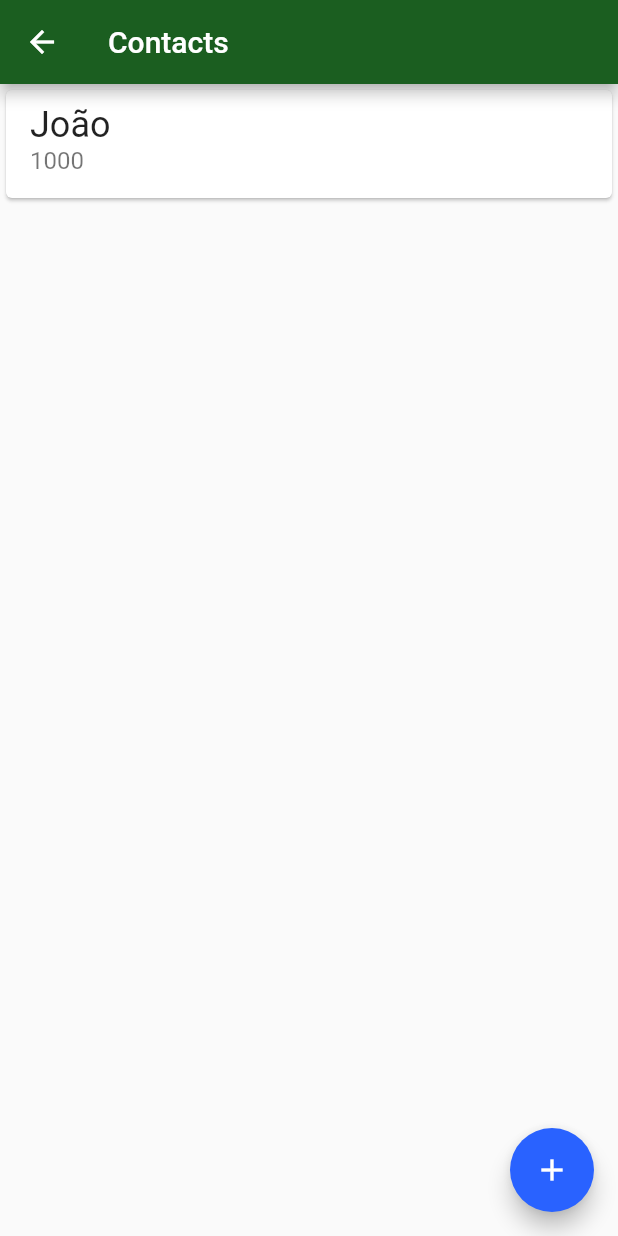
After one commit to joaomagioli/bytebank, a Flutter app: the screen it shows after launch, after a tap on "Contacts", on a phone screen of 412 x 824 dp. The commit adds this screen. Run offline on Flutter 3.47's test engine with Material 2 defaults, Android fonts, the phone set to English and light mode, and no system bars.

Commit message:
Adding contacts list to the project

```diff
--- a/lib/main.dart
+++ b/lib/main.dart
@@ -1,3 +1,4 @@
+import 'package:bytebank/screens/dashboard.dart';
 import 'package:flutter/material.dart';
 
 void main() {
@@ -20,42 +21,3 @@ class ByteBankApp extends StatelessWidget {
     );
   }
 }
-
-class Dashboard extends StatelessWidget {
-  @override
-  Widget build(BuildContext context) {
-    return Scaffold(
-      appBar: AppBar(
-        title: Text('Dashboard'),
-      ),
-      body: Column(
-        mainAxisAlignment: MainAxisAlignment.spaceBetween,
-        crossAxisAlignment: CrossAxisAlignment.start,
-        children: [
-          Padding(
-              padding: const EdgeInsets.all(8.0),
-              child:  Image.asset('images/bytebank_logo.png')
-          ),
-          Container(
-            padding: EdgeInsets.all(8.0),
-            height: 100,
-            width: 150,
-            color: Colors.green,
-            child: Column(
-              mainAxisAlignment: MainAxisAlignment.spaceBetween,
-              crossAxisAlignment: CrossAxisAlignment.start,
-              children: [
-                Icon(
-                  Icons.people,
-                  color: Colors.white,
-                  size: 24.0,
-                ),
-                Text('Contacts', style: TextStyle(color: Colors.white, fontSize: 16.0))
-              ],
-            ),
-          )
-        ],
-      ),
-    );
-  }
-}
--- /dev/null
+++ b/lib/screens/contacts_list.dart
@@ -0,0 +1,28 @@
+
+import 'package:flutter/material.dart';
+
+class ContactList extends StatelessWidget {
+
+  @override
+  Widget build(BuildContext context) {
+    return Scaffold(
+      appBar: AppBar(
+        title: Text('Contacts'),
+      ),
+      body: ListView(
+        children: [
+          Card(
+            child: ListTile(
+              title: Text('João', style: TextStyle(fontSize: 24.0),),
+              subtitle: Text('1000', style: TextStyle(fontSize: 16.0),),
+            ),
+          )
+        ],
+      ),
+      floatingActionButton: FloatingActionButton(
+        onPressed: () {},
+        child: Icon(Icons.add),
+      ),
+    );
+  }
+}
--- /dev/null
+++ b/lib/screens/dashboard.dart
@@ -0,0 +1,50 @@
+
+import 'package:bytebank/screens/contacts_list.dart';
+import 'package:flutter/material.dart';
+
+class Dashboard extends StatelessWidget {
+  @override
+  Widget build(BuildContext context) {
+    return Scaffold(
+      appBar: AppBar(
+        title: Text('Dashboard'),
+      ),
+      body: Column(
+        mainAxisAlignment: MainAxisAlignment.spaceBetween,
+        crossAxisAlignment: CrossAxisAlignment.start,
+        children: [
+          Padding(
+              padding: const EdgeInsets.all(8.0),
+              child:  Image.asset('images/bytebank_logo.png')
+          ),
+          Material(
+            color: Theme.of(context).primaryColor,
+            child: InkWell(
+              onTap: () {
+                Navigator.of(context).push(MaterialPageRoute(builder: (context) => ContactList()));
+              },
+              child: Container(
+                padding: EdgeInsets.all(8.0),
+                height: 100,
+                width: 150,
+                color: Colors.green,
+                child: Column(
+                  mainAxisAlignment: MainAxisAlignment.spaceBetween,
+                  crossAxisAlignment: CrossAxisAlignment.start,
+                  children: [
+                    Icon(
+                      Icons.people,
+                      color: Colors.white,
+                      size: 24.0,
+                    ),
+                    Text('Contacts', style: TextStyle(color: Colors.white, fontSize: 16.0))
+                  ],
+                ),
+              ),
+            ),
+          )
+        ],
+      ),
+    );
+  }
+}
```
